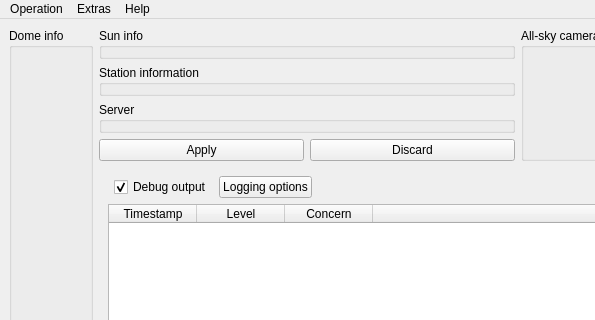
Before: the Qt Designer form mainwindow.ui in AMOS-uniba/amos-client, drawn with Qt 5; both pictures show x 0 to 595 and y 0 to 320 of the 1367 by 830 pixel window.
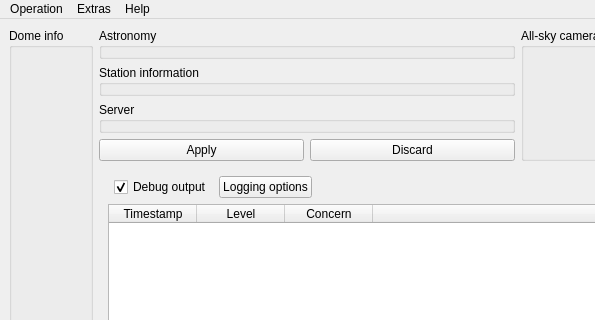
After: the same form once the commit is applied. Icons and pictures are not drawn. Custom widgets are drawn as their Qt base class.

Commit message: More lines in SunInfo

What changed in the file:
```diff
--- a/mainwindow.ui
+++ b/mainwindow.ui
@@ -112,7 +112,7 @@
           </sizepolicy>
          </property>
          <property name="title">
-          <string notr="true">Sun info</string>
+          <string notr="true">Astronomy</string>
          </property>
         </widget>
        </item>
```
Left out of the diff: 6 changed lines with no effect on the pictures. The commit also changes 14 other files.
